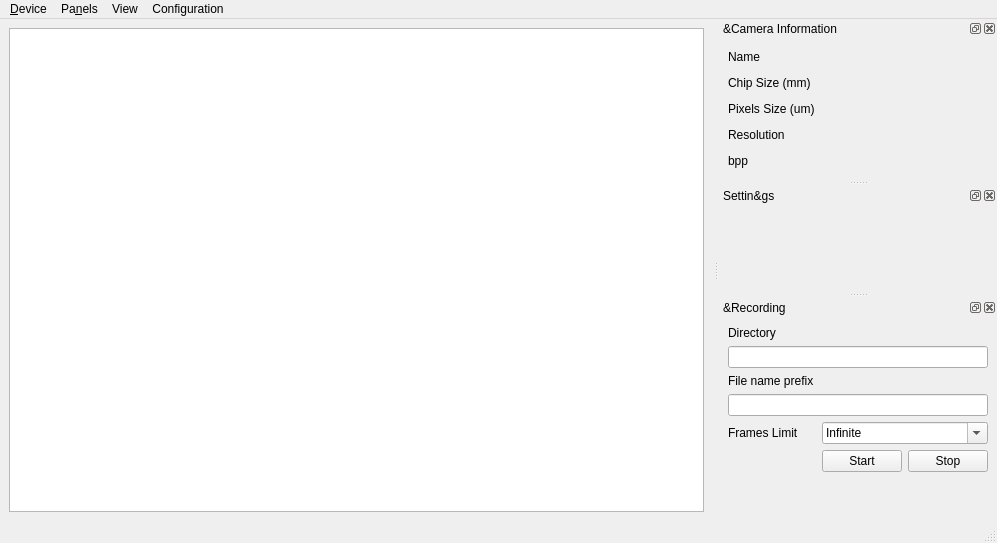
Above: src/planetaryimager_mainwindow.ui from GuLinux/PlanetaryImager before the change. Below: the same form after it.
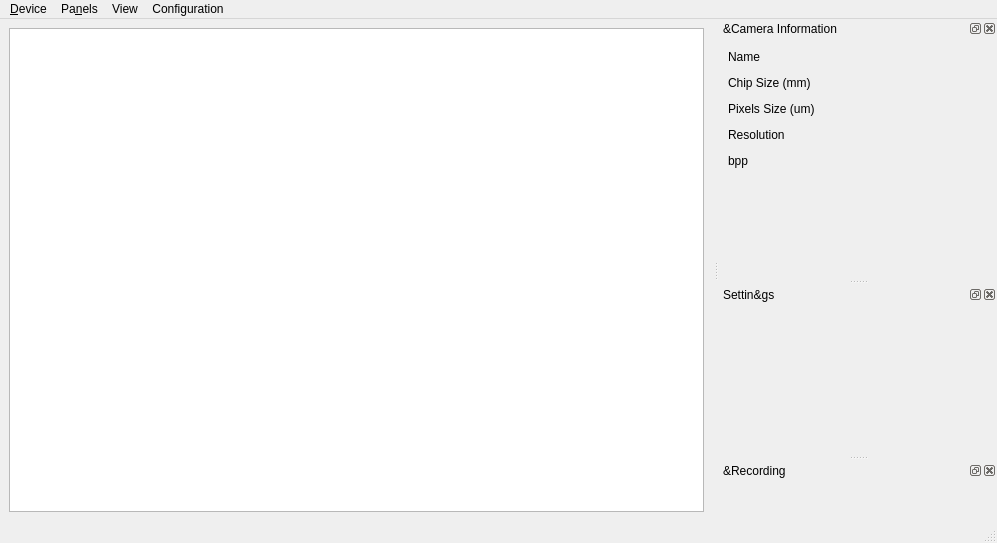
That is the form after the change. Icons and pictures are not drawn.

Commit message: Major ui refactoring, improving a lot save recording panel

Diff of the .ui file:
```diff
--- a/src/planetaryimager_mainwindow.ui
+++ b/src/planetaryimager_mainwindow.ui
@@ -288,135 +288,7 @@
     <number>2</number>
    </attribute>
    <widget class="QWidget" name="dockWidgetContents_3">
-    <layout class="QGridLayout" name="gridLayout_3">
-     <item row="7" column="3">
-      <widget class="QPushButton" name="stop_recording">
-       <property name="text">
-        <string>Stop</string>
-       </property>
-      </widget>
-     </item>
-     <item row="0" column="0">
-      <widget class="QLabel" name="label_6">
-       <property name="text">
-        <string>Directory</string>
-       </property>
-      </widget>
-     </item>
-     <item row="2" column="0" colspan="2">
-      <widget class="QLabel" name="label_7">
-       <property name="text">
-        <string>File name prefix</string>
-       </property>
-      </widget>
-     </item>
-     <item row="7" column="0">
-      <spacer name="horizontalSpacer_6">
-       <property name="orientation">
-        <enum>Qt::Horizontal</enum>
-       </property>
-       <property name="sizeHint" stdset="0">
-        <size>
-         <width>71</width>
-         <height>20</height>
-        </size>
-       </property>
-      </spacer>
-     </item>
-     <item row="7" column="1" colspan="2">
-      <widget class="QPushButton" name="start_recording">
-       <property name="text">
-        <string>Start</string>
-       </property>
-      </widget>
-     </item>
-     <item row="8" column="2">
-      <spacer name="verticalSpacer_3">
-       <property name="orientation">
-        <enum>Qt::Vertical</enum>
-       </property>
-       <property name="sizeHint" stdset="0">
-        <size>
-         <width>20</width>
-         <height>40</height>
-        </size>
-       </property>
-      </spacer>
-     </item>
-     <item row="3" column="0" colspan="4">
-      <widget class="QLineEdit" name="filePrefix"/>
-     </item>
-     <item row="1" column="0" colspan="4">
-      <widget class="QLineEdit" name="saveDirectory"/>
-     </item>
-     <item row="6" column="0">
-      <widget class="QLabel" name="label_8">
-       <property name="text">
-        <string>Frames Limit</string>
-       </property>
-      </widget>
-     </item>
-     <item row="6" column="1" colspan="3">
-      <widget class="QComboBox" name="saveFramesLimit">
-       <property name="editable">
-        <bool>true</bool>
-       </property>
-       <property name="currentText">
-        <string>Infinite</string>
-       </property>
-       <item>
-        <property name="text">
-         <string>Infinite</string>
-        </property>
-       </item>
-       <item>
-        <property name="text">
-         <string>100</string>
-        </property>
-       </item>
-       <item>
-        <property name="text">
-         <string>250</string>
-        </property>
-       </item>
-       <item>
-        <property name="text">
-         <string>500</string>
-        </property>
-       </item>
-       <item>
-        <property name="text">
-         <string>750</string>
-        </property>
-       </item>
-       <item>
-        <property name="text">
-         <string>1000</string>
-        </property>
-       </item>
-       <item>
-        <property name="text">
-         <string>2500</string>
-        </property>
-       </item>
-       <item>
-        <property name="text">
-         <string>2000</string>
-        </property>
-       </item>
-       <item>
-        <property name="text">
-         <string>3000</string>
-        </property>
-       </item>
-       <item>
-        <property name="text">
-         <string>5000</string>
-        </property>
-       </item>
-      </widget>
-     </item>
-    </layout>
+    <layout class="QGridLayout" name="gridLayout_3"/>
    </widget>
   </widget>
   <action name="action_devices_rescan">
```
The commit also changes 11 other files.
